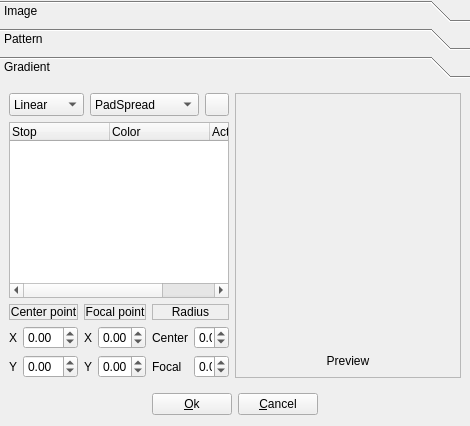
Before: the Qt Designer form brusheditor.ui in qmc2/qmc2-mame-fe, drawn with Qt 5.
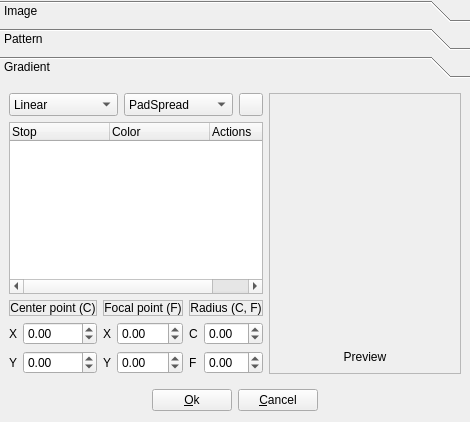
After: the same form once the commit is applied. The open tabs and pages were chosen to show the change. Icons and pictures are not drawn.

```diff
--- a/brusheditor.ui
+++ b/brusheditor.ui
@@ -7,7 +7,7 @@
     <x>0</x>
     <y>0</y>
     <width>470</width>
-    <height>426</height>
+    <height>422</height>
    </rect>
   </property>
   <property name="windowTitle">
@@ -381,7 +381,7 @@
         <x>0</x>
         <y>0</y>
         <width>460</width>
-        <height>308</height>
+        <height>304</height>
        </rect>
       </property>
       <attribute name="label">
@@ -707,7 +707,7 @@
               <enum>QFrame::Raised</enum>
              </property>
              <property name="text">
-              <string>Focal point</string>
+              <string>Focal point (F)</string>
              </property>
              <property name="alignment">
               <set>Qt::AlignCenter</set>
@@ -842,7 +842,7 @@
               <enum>QFrame::Raised</enum>
              </property>
              <property name="text">
-              <string>Center point</string>
+              <string>Center point (C)</string>
              </property>
              <property name="alignment">
               <set>Qt::AlignCenter</set>
@@ -858,7 +858,7 @@
               </sizepolicy>
              </property>
              <property name="text">
-              <string>Center</string>
+              <string>C</string>
              </property>
             </widget>
            </item>
@@ -871,7 +871,7 @@
               </sizepolicy>
              </property>
              <property name="text">
-              <string>Focal</string>
+              <string>F</string>
              </property>
             </widget>
            </item>
@@ -900,7 +900,7 @@
               <enum>QFrame::Raised</enum>
              </property>
              <property name="text">
-              <string>Radius</string>
+              <string>Radius (C, F)</string>
              </property>
              <property name="alignment">
               <set>Qt::AlignCenter</set>
```
Left out of the diff: 6 changed lines with no effect on the pictures.
